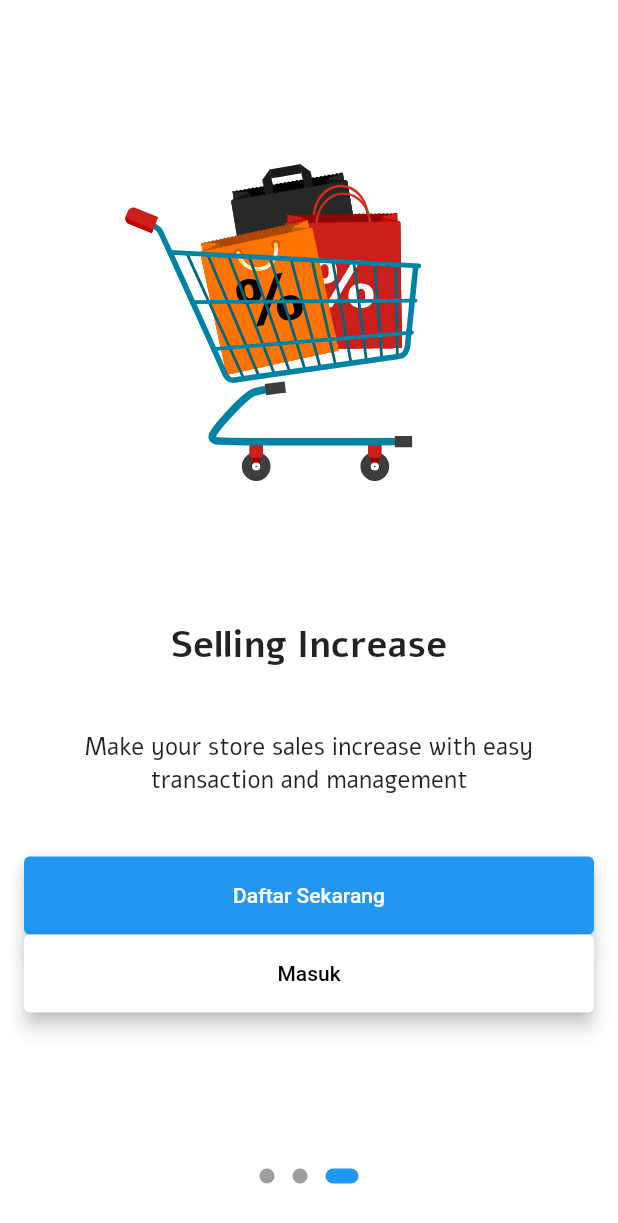
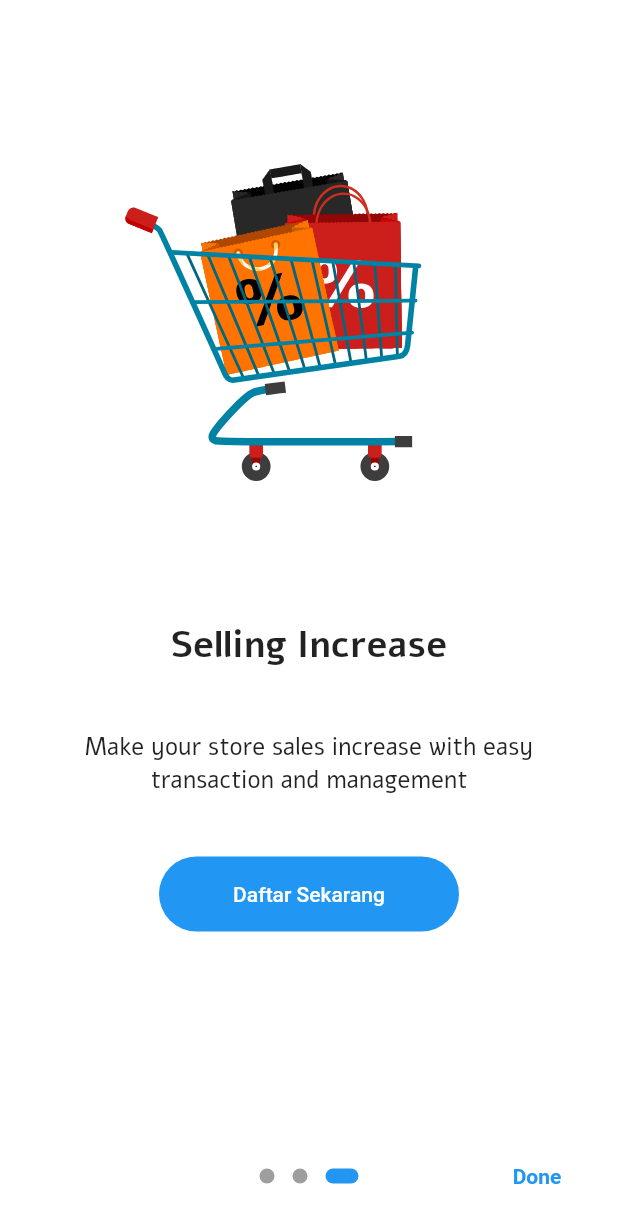
Before and after one commit to anserTresna/sellEz-UI, a Flutter app: the screen it shows after launch, swiped to page 3, on a phone screen of 412 x 824 dp. Shown: the top 1223 px of the screen. Run offline on Flutter 3.47's test engine with Material 2 defaults, Android fonts, the phone set to English and light mode, and no system bars; drawn by our look-alikes of introduction_screen; our stand-ins replace lottie, shared_preferences.

Commit message:
Shared Preferences Onboarding screen

```diff
--- a/lib/screen/OnBoardingPage.dart
+++ b/lib/screen/OnBoardingPage.dart
@@ -54,53 +54,77 @@ class _OnBoardingPageState extends State<OnBoardingPage> {
               image: Lottie.asset(
                 'assets/animation/supermarket-cart.json',
                 repeat: true,
-            reverse: true,
+                // reverse: true,
               ),
               decoration: pageDecoration,
-          footer: Column(
-            mainAxisAlignment: MainAxisAlignment.spaceBetween,
-            children: [
-              ElevatedButton(
-                child: Text('Daftar Sekarang'),
-                style: ElevatedButton.styleFrom(
-                  primary: Colors.blue,
-                  minimumSize: Size(381, 52),
-                  elevation: 5,
+              footer: Align(
+                alignment: Alignment.bottomCenter,
+                child: Container(
+                  width: 200,
+                  height: 50,
+                  decoration: BoxDecoration(
+                    borderRadius: BorderRadius.circular(25),
+                    color: Colors.blue,
                   ),
-                onPressed: () {
-                  // Navigator.push(context, MaterialPageRoute(builder: (context) {
-                  //   return ResponsiveNavBarPage();
-                  // }));
-                },
-              ),
-              ElevatedButton(
-                child: Text('Masuk'),
-                style: ElevatedButton.styleFrom(
-                  primary: Color.fromARGB(255, 255, 255, 255),
-                  onPrimary: Color.fromARGB(255, 0, 0, 0),
-                  minimumSize: Size(381, 52),
-                  elevation: 5,
-                ),
+                  child: ElevatedButton(
                     onPressed: () {
                                 Navigator.push(context, MaterialPageRoute(builder: (context) {
                                   return LoginPage();
                                 }));
                               },
-              ),
-            ],
+                    child: Text('Daftar Sekarang'),
+                    style: ElevatedButton.styleFrom(
+                      primary: Colors.transparent,
+                      elevation: 0,
                     ),
                   ),
+                ),
+              ),
+            )
+
+          // Column(
+          //     mainAxisAlignment: MainAxisAlignment.spaceBetween,
+          //     children: [
+          //       ElevatedButton(
+          //         child: Text('Daftar Sekarang'),
+          //         style: ElevatedButton.styleFrom(
+          //           primary: Colors.blue,
+          //           minimumSize: Size(381, 52),
+          //           elevation: 5,
+          //         ),
+          //         onPressed: () {
+          //           // Navigator.push(context, MaterialPageRoute(builder: (context) {
+          //           //   return ResponsiveNavBarPage();
+          //           // }));
+          //         },
+          //       ),
+          //       ElevatedButton(
+          //         child: Text('Masuk'),
+          //         style: ElevatedButton.styleFrom(
+          //           primary: Color.fromARGB(255, 255, 255, 255),
+          //           onPrimary: Color.fromARGB(255, 0, 0, 0),
+          //           minimumSize: Size(381, 52),
+          //           elevation: 5,
+          //         ),
+          //         onPressed: () {
+          //           Navigator.push(context, MaterialPageRoute(builder: (context) {
+          //             return LoginPage();
+          //           }));
+          //         },
+          //       ),
+          //     ],
+          //   ),
         ],
         onDone: () {
-        // Navigator.pushReplacement(context,
-        //   MaterialPageRoute(builder: (Builder)
-        // {
-        //   return DashboardScreen();
-        // }));
+          Navigator.pushReplacement(context,
+            MaterialPageRoute(builder: (Builder)
+          {
+            return ResponsiveNavBarPage();
+          }));
         },
         showSkipButton: true,
-      showDoneButton: false,
-      showNextButton: false,
+        showDoneButton: true,
+        showNextButton: true,
         showBackButton: false,
         dotsFlex: 3,
         skipOrBackFlex: 1,
@@ -109,12 +133,19 @@ class _OnBoardingPageState extends State<OnBoardingPage> {
           'Skip',
           style: TextStyle(fontWeight: FontWeight.bold),
         ),
-      dotsDecorator: DotsDecorator(
+        next: Icon(Icons.arrow_forward),
+        done: Text(
+          'Done',
+          style: TextStyle(
+            fontWeight: FontWeight.bold,
+          )
+        ),
+          dotsDecorator : DotsDecorator (
               size: Size(10, 10),
               color: Colors.grey,
               activeSize: Size(22, 10),
-          activeShape:
-              RoundedRectangleBorder(borderRadius: BorderRadius.circular(25))),
+              activeShape: RoundedRectangleBorder(
+                  borderRadius: BorderRadius.circular(25))),
         );
   }
 }
--- a/pubspec.yaml
+++ b/pubspec.yaml
@@ -19,7 +19,7 @@ publish_to: 'none' # Remove this line if you wish to publish to pub.dev
 version: 1.0.0+1
 
 environment:
-  sdk: '>=3.0.0-290.1.beta <4.0.0'
+  sdk: '>=2.19.5 <4.0.0'
 
 # Dependencies specify other packages that your package needs in order to work.
 # To automatically upgrade your package dependencies to the latest versions
@@ -39,6 +39,7 @@ dependencies:
   cupertino_icons: ^1.0.2
   lottie: ^2.2.0
   introduction_screen: ^3.1.6
+  shared_preferences: ^2.0.20
 
 
 dev_dependencies:
```
Also changed, not shown: lib/main.dart (+63 -9 lines), lib/splash/SplashScreen.dart (deleted, +0 -41 lines), pubspec.lock, 1 other file. Lines whose indentation alone changed are shown as unchanged.
